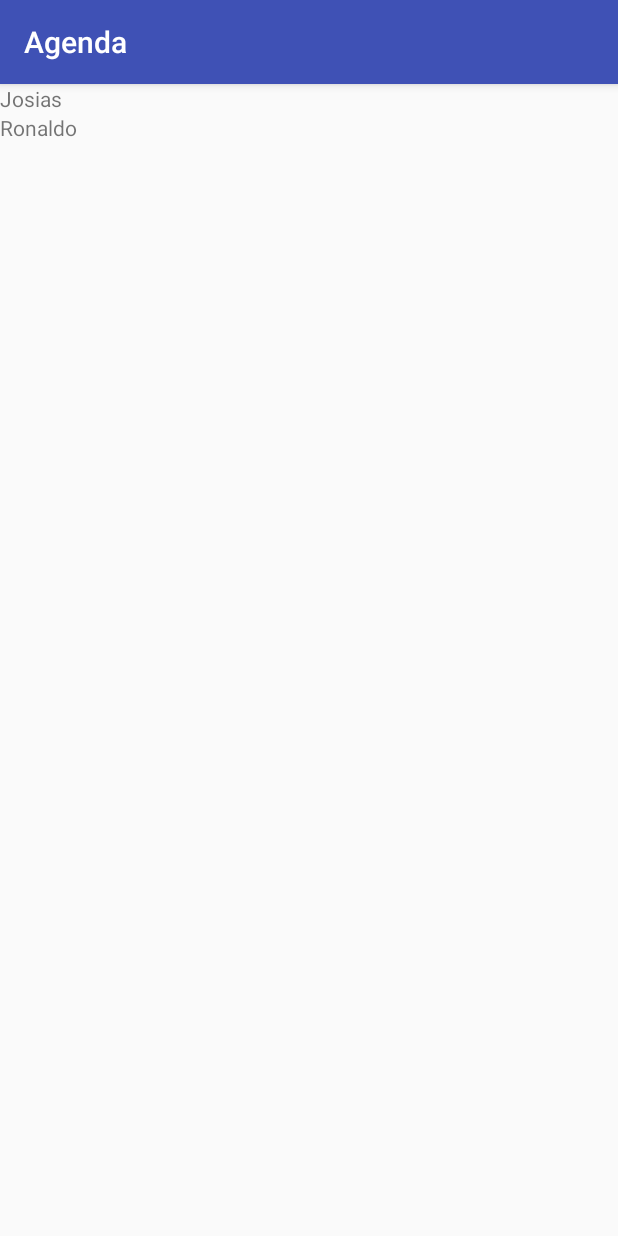
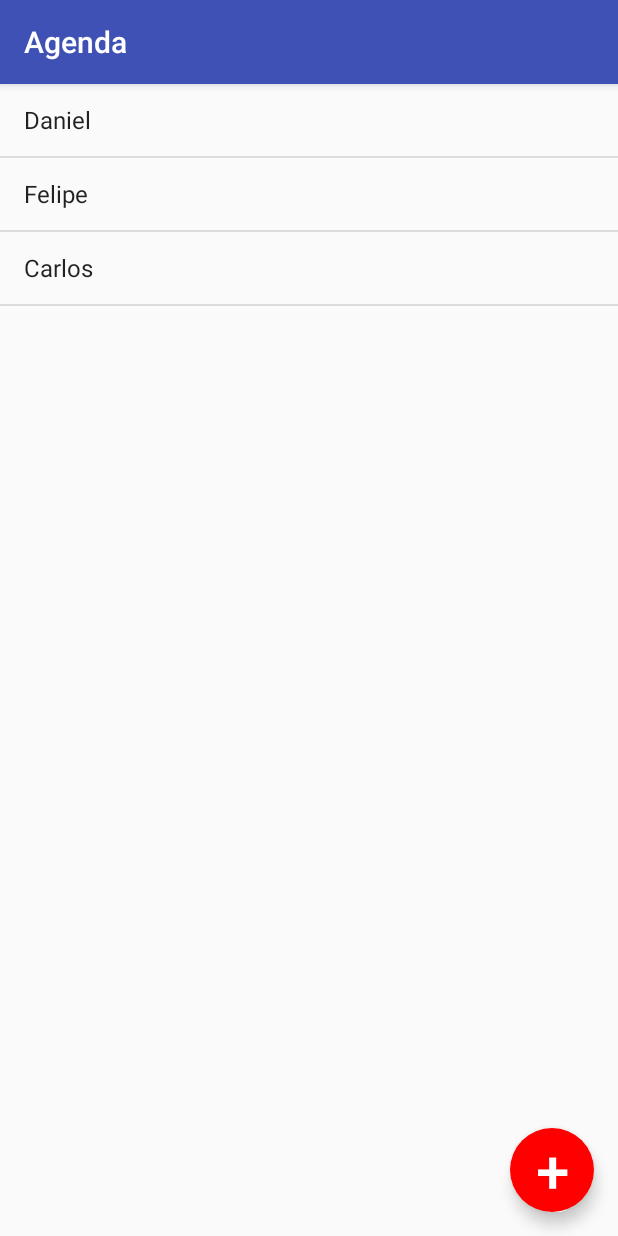
Before and after one commit to FelipeLorenzoni/Student-registrer, an Android app: the screen it shows after launch (ListaAlunoActivity), on a phone screen of 412 x 824 dp. Run offline under Robolectric (Android 15) with nearby library versions, the phone set to English and light mode, and no system bars.

Commit message:
Adiciona botão Add novo aluno, cria fluxo entre Lista e Formulário de alunos.

```diff
--- a/app/src/main/AndroidManifest.xml
+++ b/app/src/main/AndroidManifest.xml
@@ -16,6 +16,7 @@
                 <category android:name="android.intent.category.LAUNCHER" />
             </intent-filter>
         </activity>
+        <activity android:name=".FormularioActivity"></activity>
     </application>
 
 </manifest>
--- a/app/src/main/java/br/com/felorenzoni/agenda/ListaAlunoActivity.java
+++ b/app/src/main/java/br/com/felorenzoni/agenda/ListaAlunoActivity.java
@@ -1,13 +1,35 @@
 package br.com.felorenzoni.agenda;
 
+import android.content.Intent;
 import android.support.v7.app.AppCompatActivity;
 import android.os.Bundle;
+import android.view.View;
+import android.widget.ArrayAdapter;
+import android.widget.Button;
+import android.widget.ListView;
 
 public class ListaAlunoActivity extends AppCompatActivity {
 
     @Override
     protected void onCreate(Bundle savedInstanceState) {
         super.onCreate(savedInstanceState);
-        setContentView(R.layout.activity_lista_aluno);
+        setContentView(R.layout.menu_lista_aluno);
+
+        Button novoAluno = findViewById(R.id.novo_aluno);
+
+        novoAluno.setOnClickListener(new View.OnClickListener() {
+            @Override
+            public void onClick(View view) {
+                Intent intent = new Intent(ListaAlunoActivity.this, FormularioActivity.class);
+                startActivity(intent);
+            }
+        });
+
+
+        String[] alunos = {"Daniel","Felipe","Carlos"};
+        ListView listaAlunos = findViewById(R.id.lista_alunos);
+        ArrayAdapter<String> adapter = new ArrayAdapter<String>(this, android.R.layout.simple_list_item_1,alunos);
+        listaAlunos.setAdapter(adapter);
+
     }
 }
--- /dev/null
+++ b/app/src/main/res/drawable/background_btn_add.xml
@@ -0,0 +1,6 @@
+<?xml version="1.0" encoding="utf-8"?>
+<shape xmlns:android="http://schemas.android.com/apk/res/android"
+    android:shape="oval">
+<solid android:color="#FF0000"/>
+
+</shape>
--- a/app/src/main/res/layout/activity_lista_aluno.xml
+++ /dev/null
@@ -1,18 +0,0 @@
-<?xml version="1.0" encoding="utf-8"?>
-<LinearLayout xmlns:android="http://schemas.android.com/apk/res/android"
-    android:layout_width="match_parent"
-    android:layout_height="match_parent"
-    android:orientation="vertical"
-    >
-
-    <TextView
-        android:text="Josias"
-        android:layout_width="wrap_content"
-        android:layout_height="wrap_content" />
-
-    <TextView
-        android:text="Ronaldo"
-        android:layout_width="wrap_content"
-        android:layout_height="wrap_content" />
-
-</LinearLayout>
--- /dev/null
+++ b/app/src/main/res/layout/menu_lista_aluno.xml
@@ -0,0 +1,29 @@
+<?xml version="1.0" encoding="utf-8"?>
+<RelativeLayout xmlns:android="http://schemas.android.com/apk/res/android"
+    android:layout_width="match_parent"
+    android:layout_height="match_parent"
+    android:orientation="vertical">
+
+     <ListView
+         android:id="@+id/lista_alunos"
+         android:layout_width="match_parent"
+         android:layout_height="match_parent">
+     </ListView>
+
+     <Button
+         android:id="@+id/novo_aluno"
+         android:layout_width="56dp"
+         android:layout_height="56dp"
+         android:layout_alignParentBottom="true"
+         android:layout_alignParentEnd="true"
+         android:layout_marginEnd="16dp"
+         android:layout_marginBottom="16dp"
+         android:background="@drawable/background_btn_add"
+         android:text="+"
+         android:textSize="40sp"
+         android:textColor="#ffffff"
+         android:elevation="6dp"
+         android:stateListAnimator="@null"
+         />
+
+</RelativeLayout>
```
Also changed, not shown: app/src/main/java/br/com/felorenzoni/agenda/FormularioActivity.java (added, +33 -0 lines), app/src/main/res/layout/activity_formulario.xml (added, +52 -0 lines).
